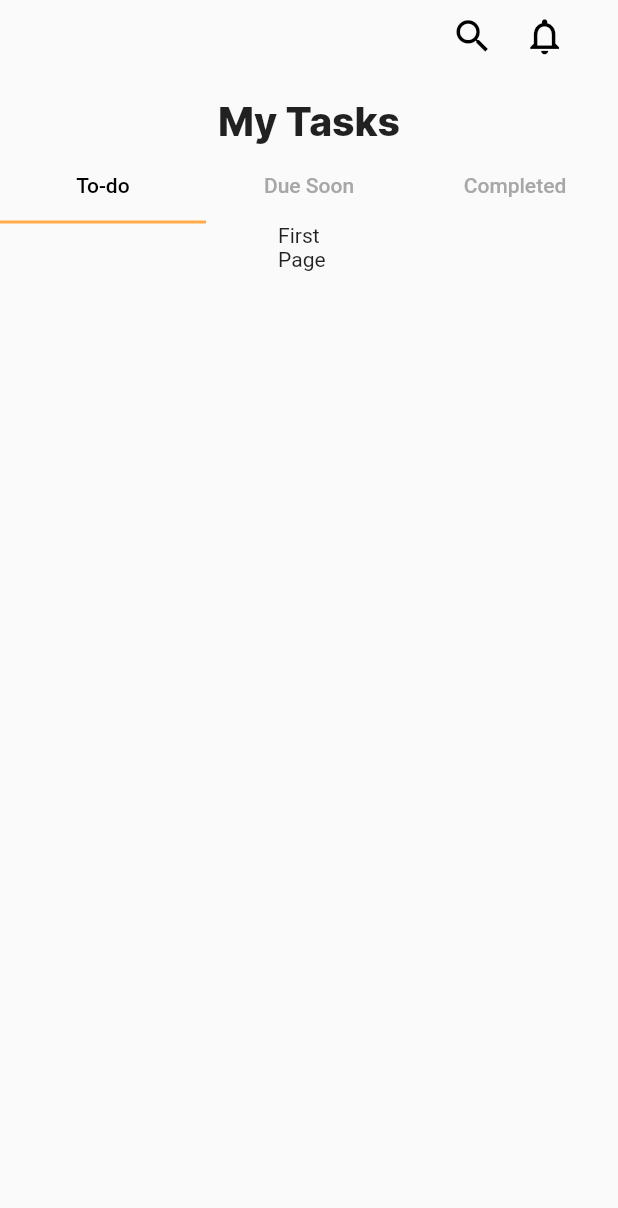
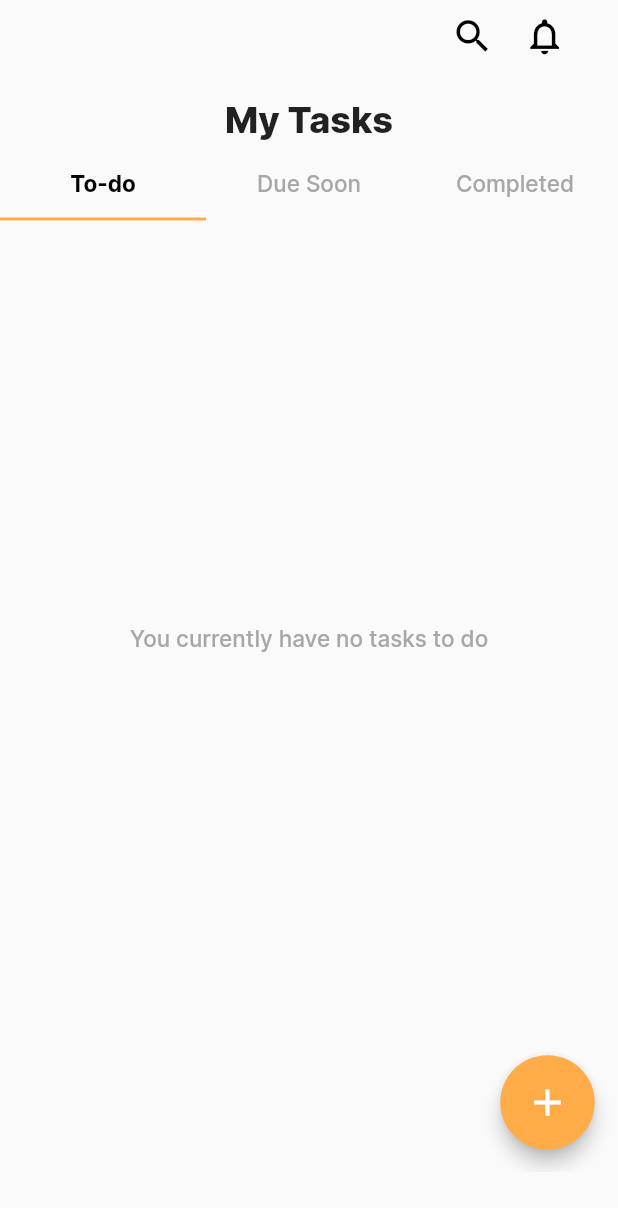
Before and after one commit to GloriaMMuthumbi/managed_todo_app, a Flutter app: the HomeScreen screen opened directly, on a phone screen of 412 x 824 dp. Shown: the top 1208 px of the screen. Run offline on Flutter 3.47's test engine with Material 2 defaults, Android fonts, the phone set to English and light mode, and no system bars; our stand-ins replace sizer.

Commit message:
Add new task screen commit

```diff
--- a/lib/screens/home_screen.dart
+++ b/lib/screens/home_screen.dart
@@ -1,5 +1,7 @@
 import 'package:flutter/material.dart';
 import 'package:sizer/sizer.dart';
+
+import 'new_task_form_screen.dart';
 
 class HomeScreen extends StatefulWidget {
 
@@ -59,7 +61,7 @@ class _HomeScreenState extends State<HomeScreen> with TickerProviderStateMixin{
                 textAlign: TextAlign.center,
                 style: TextStyle(
                   fontFamily: 'Inter',
-                  fontSize: 26,
+                  fontSize: 24,
                   fontWeight: FontWeight.w800,
                 ),),
               )
@@ -68,9 +70,19 @@ class _HomeScreenState extends State<HomeScreen> with TickerProviderStateMixin{
               child: TabBar(
                 controller: _tabController,
                 labelColor: Colors.black,
+                labelStyle: const TextStyle(
+                  fontSize: 15.0,
+                  fontFamily: 'Inter',
+                  fontWeight: FontWeight.w600,
+                ),
                 unselectedLabelColor: const Color(0xffA7A7A7),
+                unselectedLabelStyle: const TextStyle(
+                  fontSize: 15.0,
+                  fontFamily: 'Inter',
+                  fontWeight: FontWeight.w500,
+                ),
                 indicatorColor: const Color(0xffFFAC48),
-                tabs: const [
+                tabs: const <Tab> [
                   Tab(text: "To-do"),
                   Tab(text: "Due Soon"),
                   Tab(text: "Completed"),
@@ -78,14 +90,79 @@ class _HomeScreenState extends State<HomeScreen> with TickerProviderStateMixin{
               )
             ),
             Container(
-              width: 10.w,
-              height: 10.h,
+              width: 100.w,
+              height: 77.h,
               child: TabBarView(
                 controller: _tabController,
-                children: const [
-                  Text("First Page"),
-                  Text("Second Page"),
-                  Text("Third Page"),
+                children: [
+                  Center(
+                     child: Column(
+                       children: [
+                         const Expanded(
+                           child: Center(
+                             child: Text("You currently have no tasks to do",
+                              style: TextStyle(
+                                fontFamily: 'Inter',
+                                fontWeight: FontWeight.w500,
+                                fontSize: 15.0,
+                                color: Color(0xffA7A7A7),
+                              ),
+                             ),
+                           ),
+                         ),
+                         Padding(
+                           padding: const EdgeInsets.only(right: 15.0, bottom: 15.0),
+                           child: Align(
+                             alignment: Alignment.bottomRight,
+                             child: ElevatedButton(
+                               onPressed: () {
+                                 Navigator.push(
+                                     context,
+                                     MaterialPageRoute(builder: (context) => const NewTaskFormScreen()),
+                                 );
+                               },
+                               style: ElevatedButton.styleFrom(
+                                   elevation: 5.0,
+                                   backgroundColor: Color(0xffFFAC48),
+                                   shape: CircleBorder(),
+                                 padding: EdgeInsets.all(2.h),
+                                   ),
+                               child: const Icon (
+                                 Icons.add,
+                                 size: 30,
+                               ),
+                             ),
+                           ),
+                         )
+                       ],
+                     ),
+                  ),
+                  const Center(
+                    child: Padding(
+                      padding: EdgeInsets.only(bottom: 85.0),
+                      child: Text("You currently have no tasks due soon",
+                        style: TextStyle(
+                          fontFamily: 'Inter',
+                          fontWeight: FontWeight.w500,
+                          fontSize: 15.0,
+                          color: Color(0xffA7A7A7),
+                        ),
+                      ),
+                    ),
+                  ),
+                  const Center(
+                    child: Padding(
+                      padding: EdgeInsets.only(bottom: 85.0),
+                      child: Text("You currently have no completed tasks",
+                        style: TextStyle(
+                          fontFamily: 'Inter',
+                          fontWeight: FontWeight.w500,
+                          fontSize: 15.0,
+                          color: Color(0xffA7A7A7),
+                        ),
+                      ),
+                    ),
+                  ),
                 ],
               ),
             )
```
Also changed, not shown: lib/screens/new_task_form_screen.dart (added, +85 -0 lines).
